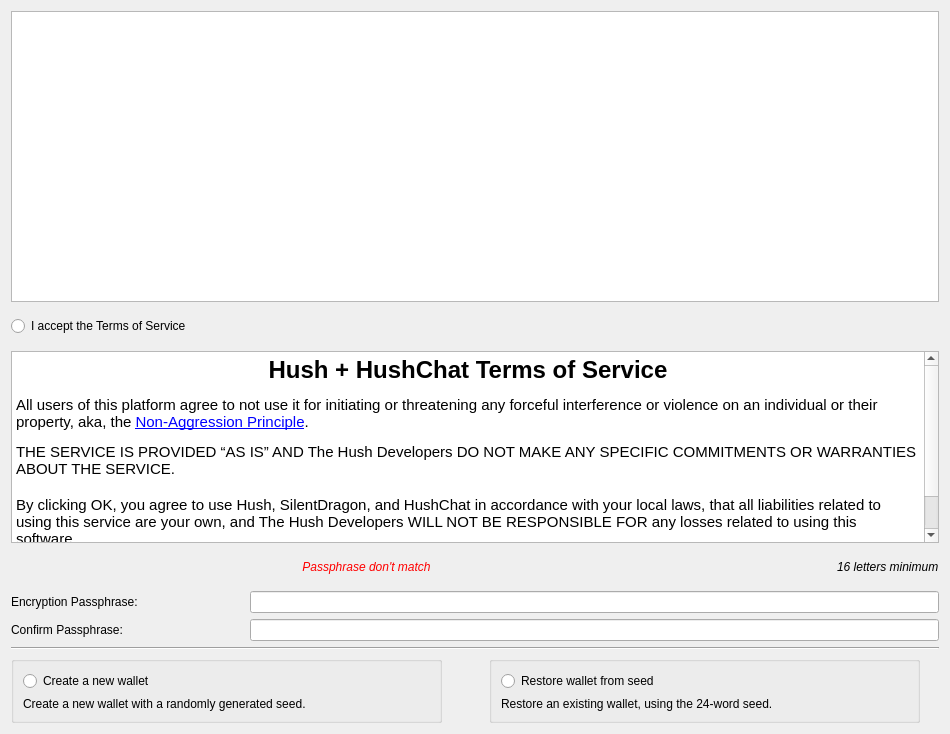
Qt form src/newwallet.ui (jahway603/SilentDragonLite) before a commit.
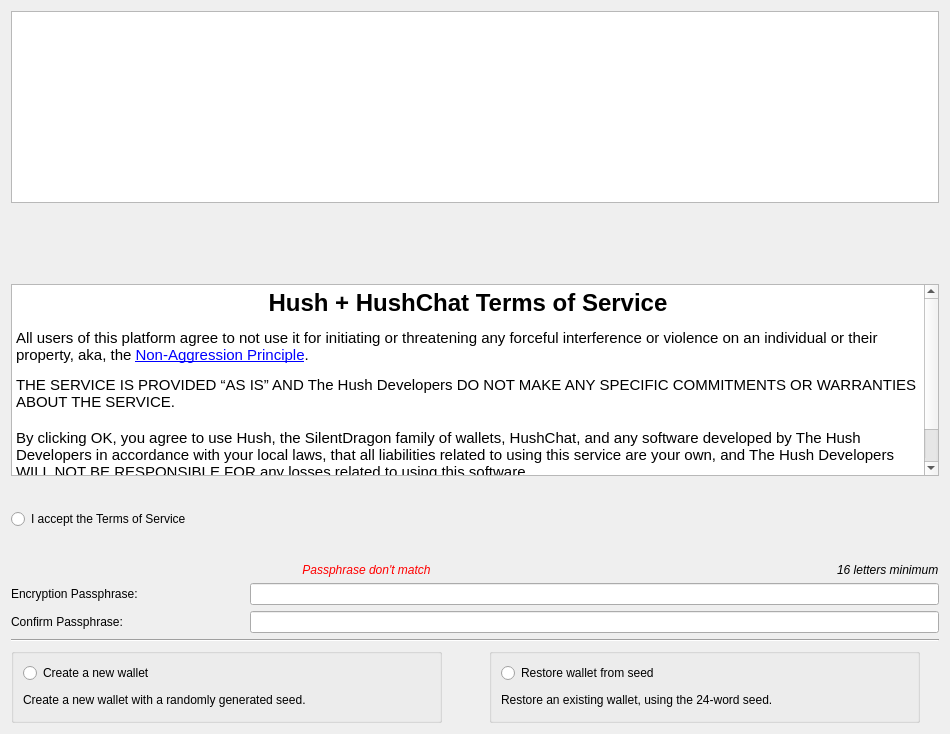
The same form after that commit.

Commit message: set image for TOS

Patch:
```diff
--- a/src/newwallet.ui
+++ b/src/newwallet.ui
@@ -26,45 +26,10 @@
    <string>Create New SDL Wallet</string>
   </property>
   <layout class="QGridLayout" name="gridLayout">
-   <item row="0" column="0" colspan="6">
-    <widget class="QGraphicsView" name="Logo">
-     <property name="minimumSize">
-      <size>
-       <width>0</width>
-       <height>291</height>
-      </size>
-     </property>
-     <property name="maximumSize">
-      <size>
-       <width>949</width>
-       <height>16777213</height>
-      </size>
-     </property>
-     <property name="verticalScrollBarPolicy">
-      <enum>Qt::ScrollBarAlwaysOff</enum>
-     </property>
-     <property name="horizontalScrollBarPolicy">
-      <enum>Qt::ScrollBarAlwaysOff</enum>
-     </property>
-     <property name="sizeAdjustPolicy">
-      <enum>QAbstractScrollArea::AdjustToContentsOnFirstShow</enum>
-     </property>
-    </widget>
+   <item row="0" column="0" colspan="5">
+    <widget class="QGraphicsView" name="Logo"/>
    </item>
    <item row="1" column="0">
-    <widget class="QRadioButton" name="TOS">
-     <property name="maximumSize">
-      <size>
-       <width>251</width>
-       <height>16777215</height>
-      </size>
-     </property>
-     <property name="text">
-      <string>I accept the Terms of Service</string>
-     </property>
-    </widget>
-   </item>
-   <item row="1" column="1">
     <spacer name="verticalSpacer_2">
      <property name="orientation">
       <enum>Qt::Vertical</enum>
@@ -72,17 +37,17 @@
      <property name="sizeHint" stdset="0">
       <size>
        <width>20</width>
-       <height>29</height>
+       <height>59</height>
       </size>
      </property>
     </spacer>
    </item>
-   <item row="2" column="0" colspan="6">
+   <item row="2" column="0" colspan="5">
     <widget class="QTextBrowser" name="textBrowser">
      <property name="minimumSize">
       <size>
        <width>0</width>
-       <height>191</height>
+       <height>150</height>
       </size>
      </property>
      <property name="maximumSize">
@@ -91,6 +56,12 @@
        <height>16777215</height>
       </size>
      </property>
+     <property name="autoFillBackground">
+      <bool>false</bool>
+     </property>
+     <property name="styleSheet">
+      <string notr="true"/>
+     </property>
      <property name="html">
       <string>&lt;!DOCTYPE HTML PUBLIC &quot;-//W3C//DTD HTML 4.0//EN&quot; &quot;http://www.w3.org/TR/REC-html40/strict.dtd&quot;&gt;
 &lt;html&gt;&lt;head&gt;&lt;meta name=&quot;qrichtext&quot; content=&quot;1&quot; /&gt;&lt;style type=&quot;text/css&quot;&gt;
@@ -100,7 +71,7 @@
 &lt;p style=&quot; margin-top:12px; margin-bottom:12px; margin-left:0px; margin-right:0px; -qt-block-indent:0; text-indent:0px;&quot;&gt;All users of this platform agree to not use it for initiating or threatening any forceful interference or violence on an individual or their property, aka, the &lt;a href=&quot;https://en.wikipedia.org/wiki/Non-aggression_principle&quot;&gt;&lt;span style=&quot; text-decoration: underline; color:#0000ff;&quot;&gt;Non-Aggression Principle&lt;/span&gt;&lt;/a&gt;.&lt;/p&gt;
 &lt;p style=&quot; margin-top:0px; margin-bottom:0px; margin-left:0px; margin-right:0px; -qt-block-indent:0; text-indent:0px;&quot;&gt;THE SERVICE IS PROVIDED “AS IS” AND The Hush Developers DO NOT MAKE ANY SPECIFIC COMMITMENTS OR WARRANTIES ABOUT THE SERVICE.&lt;/p&gt;
 &lt;p style=&quot;-qt-paragraph-type:empty; margin-top:0px; margin-bottom:0px; margin-left:0px; margin-right:0px; -qt-block-indent:0; text-indent:0px;&quot;&gt;&lt;br /&gt;&lt;/p&gt;
-&lt;p style=&quot; margin-top:0px; margin-bottom:0px; margin-left:0px; margin-right:0px; -qt-block-indent:0; text-indent:0px;&quot;&gt;By clicking OK, you agree to use Hush, SilentDragon, and HushChat in accordance with your local laws, that all liabilities related to using this service are your own, and The Hush Developers WILL NOT BE RESPONSIBLE FOR any losses related to using this software.&lt;/p&gt;
+&lt;p style=&quot; margin-top:0px; margin-bottom:0px; margin-left:0px; margin-right:0px; -qt-block-indent:0; text-indent:0px;&quot;&gt;By clicking OK, you agree to use Hush, the SilentDragon family of wallets, HushChat, and any software developed by The Hush Developers in accordance with your local laws, that all liabilities related to using this service are your own, and The Hush Developers WILL NOT BE RESPONSIBLE FOR any losses related to using this software.&lt;/p&gt;
 &lt;p style=&quot;-qt-paragraph-type:empty; margin-top:0px; margin-bottom:0px; margin-left:0px; margin-right:0px; -qt-block-indent:0; text-indent:0px;&quot;&gt;&lt;br /&gt;&lt;/p&gt;
 &lt;p style=&quot;-qt-paragraph-type:empty; margin-top:0px; margin-bottom:0px; margin-left:0px; margin-right:0px; -qt-block-indent:0; text-indent:0px;&quot;&gt;&lt;br /&gt;&lt;/p&gt;&lt;/body&gt;&lt;/html&gt;</string>
      </property>
@@ -109,7 +80,33 @@
      </property>
     </widget>
    </item>
-   <item row="3" column="0" colspan="3">
+   <item row="3" column="0">
+    <widget class="QRadioButton" name="TOS">
+     <property name="maximumSize">
+      <size>
+       <width>251</width>
+       <height>16777215</height>
+      </size>
+     </property>
+     <property name="text">
+      <string>I accept the Terms of Service</string>
+     </property>
+    </widget>
+   </item>
+   <item row="3" column="3">
+    <spacer name="verticalSpacer">
+     <property name="orientation">
+      <enum>Qt::Vertical</enum>
+     </property>
+     <property name="sizeHint" stdset="0">
+      <size>
+       <width>20</width>
+       <height>59</height>
+      </size>
+     </property>
+    </spacer>
+   </item>
+   <item row="4" column="0" colspan="3">
     <widget class="QLabel" name="lblPasswordMatch">
      <property name="sizePolicy">
       <sizepolicy hsizetype="Fixed" vsizetype="Preferred">
@@ -134,20 +131,7 @@
      </property>
     </widget>
    </item>
-   <item row="3" column="3">
-    <spacer name="verticalSpacer">
-     <property name="orientation">
-      <enum>Qt::Vertical</enum>
-     </property>
-     <property name="sizeHint" stdset="0">
-      <size>
-       <width>20</width>
-       <height>14</height>
-      </size>
-     </property>
-    </spacer>
-   </item>
-   <item row="3" column="5">
+   <item row="4" column="4">
     <widget class="QLabel" name="label_5">
      <property name="sizePolicy">
       <sizepolicy hsizetype="Fixed" vsizetype="Preferred">
@@ -160,14 +144,14 @@
      </property>
     </widget>
    </item>
-   <item row="4" column="0">
+   <item row="5" column="0">
     <widget class="QLabel" name="label_4">
      <property name="text">
       <string>Encryption Passphrase:</string>
      </property>
     </widget>
    </item>
-   <item row="4" column="1" colspan="5">
+   <item row="5" column="1" colspan="4">
     <widget class="QLineEdit" name="txtPassword">
      <property name="minimumSize">
       <size>
@@ -180,14 +164,14 @@
      </property>
     </widget>
    </item>
-   <item row="5" column="0">
+   <item row="6" column="0">
     <widget class="QLabel" name="label_6">
      <property name="text">
       <string>Confirm Passphrase:</string>
      </property>
     </widget>
    </item>
-   <item row="5" column="1" colspan="5">
+   <item row="6" column="1" colspan="4">
     <widget class="QLineEdit" name="txtConfirmPassword">
      <property name="minimumSize">
       <size>
@@ -200,14 +184,14 @@
      </property>
     </widget>
    </item>
-   <item row="6" column="0" colspan="6">
+   <item row="7" column="0" colspan="5">
     <widget class="Line" name="line_2">
      <property name="orientation">
       <enum>Qt::Horizontal</enum>
      </property>
     </widget>
    </item>
-   <item row="7" column="0" colspan="2">
+   <item row="8" column="0" colspan="2">
     <widget class="QGroupBox" name="groupBox">
      <property name="sizePolicy">
       <sizepolicy hsizetype="Preferred" vsizetype="Expanding">
@@ -251,7 +235,7 @@
      </layout>
     </widget>
    </item>
-   <item row="7" column="2" colspan="4">
+   <item row="8" column="2" colspan="3">
     <widget class="QGroupBox" name="groupBox_2">
      <property name="sizePolicy">
       <sizepolicy hsizetype="Preferred" vsizetype="Expanding">
```
